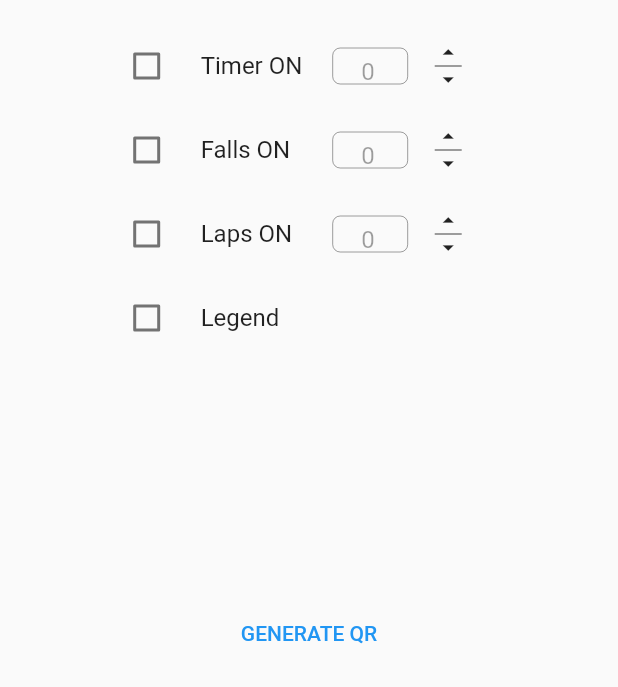
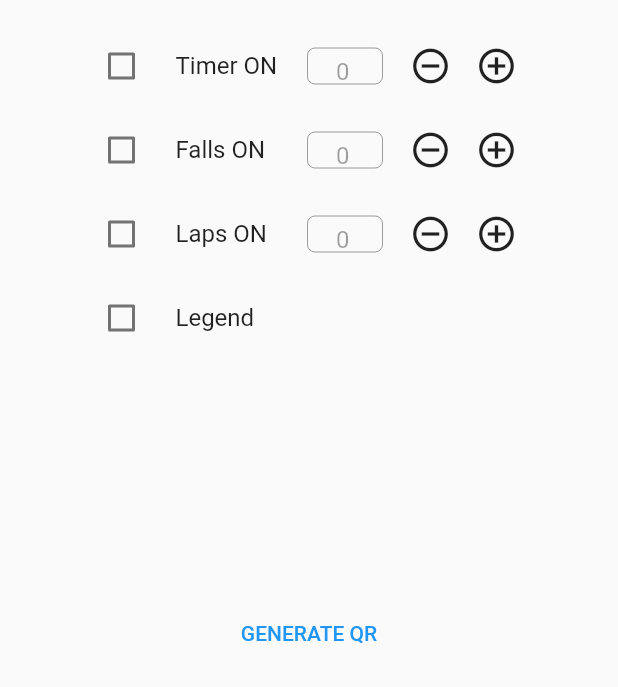
Before and after one commit to DevotionSim/DevotionSimApp, a Flutter app: the screen it shows after launch, after a tap on "Generate QR Code", on a phone screen of 412 x 824 dp, the part 549-1236 px from its top. Run offline on Flutter 3.47's test engine with Material 2 defaults, Android fonts, the phone set to English and light mode, and no system bars; drawn by our look-alikes of qr_flutter; missing offline and left inert: dart:html; network calls fail.

Commit message:
Version 1.5.3
Changelog:
- Desktop and Android version now use same visual design.
- Now Generate button does not create QR if none checkbox is checked.
- Now Debug bar is disabled.

```diff
--- a/flutter_app_devotion_sim/lib/generate_for_android.dart
+++ b/flutter_app_devotion_sim/lib/generate_for_android.dart
@@ -112,15 +112,15 @@ class _GenerateState extends State<Generate> {
                 ),
                 Positioned(
                     top: 326,
-                    left: width * 0.15,
-                    width: 260,
-                    height: height - 340,
+                    left: (width - 290) / 2 - 16,
+                    width: 310,
                     child: Column(
                       children: [
-                        Row(
+                        IntrinsicHeight(
+                          child: Row(
                             children: [
                               // CheckBox Timer
-                            SizedBox(
+                              Container(
                                   width: 160,
                                   child: CheckboxListTile(
                                     title: Text("Timer ON"),
@@ -164,36 +164,30 @@ class _GenerateState extends State<Generate> {
                               ),
                               // UpDownButtons Timer
                               Container(
-                              height: 38,
-                              child: Column(
+                                height: 30,
+                                child: Row(
                                   crossAxisAlignment: CrossAxisAlignment.center,
                                   mainAxisAlignment: MainAxisAlignment.center,
                                   children: <Widget>[
-                                  Container(
-                                    decoration: BoxDecoration(
-                                      border: Border(
-                                        bottom: BorderSide(
-                                          width: 0.5,
+                                    InkWell(
+                                      child: Icon(
+                                        Icons.do_disturb_on_outlined,
+                                        size: 28.0,
                                       ),
+                                      onTap: () {
+                                        decrementValue(textEditTimer, 0, !checkBoxArray[3], 5, 5);
+                                      },
                                     ),
+                                    SizedBox(
+                                      width: 16,
                                     ),
-                                    child: InkWell(
+                                    InkWell(
                                       child: Icon(
-                                        Icons.arrow_drop_up,
-                                        size: 18.0,
+                                        Icons.add_circle_outline,
+                                        size: 28.0,
                                       ),
                                       onTap: () {
                                         incrementValue(textEditTimer, 0, !checkBoxArray[3], 5, 5, 60);
-                                      },
-                                    ),
-                                  ),
-                                  InkWell(
-                                    child: Icon(
-                                      Icons.arrow_drop_down,
-                                      size: 18.0,
-                                    ),
-                                    onTap: () {
-                                      decrementValue(textEditTimer, 0, !checkBoxArray[3], 5, 5);
                                       },
                                     ),
                                   ],
@@ -201,7 +195,9 @@ class _GenerateState extends State<Generate> {
                               ),
                             ],
                           ),
-                        Row(
+                        ),
+                        IntrinsicHeight(
+                          child: Row(
                             children: [
                               // CheckBox Falls
                               SizedBox(
@@ -248,36 +244,30 @@ class _GenerateState extends State<Generate> {
                               ),
                               // UpDownButtons Falls
                               Container(
-                              height: 38.0,
-                              child: Column(
+                                height: 30,
+                                child: Row(
                                   crossAxisAlignment: CrossAxisAlignment.center,
                                   mainAxisAlignment: MainAxisAlignment.center,
                                   children: <Widget>[
-                                  Container(
-                                    decoration: BoxDecoration(
-                                      border: Border(
-                                        bottom: BorderSide(
-                                          width: 0.5,
+                                    InkWell(
+                                      child: Icon(
+                                        Icons.do_disturb_on_outlined,
+                                        size: 28.0,
                                       ),
+                                      onTap: () {
+                                        decrementValue(textEditFalls, 1, !checkBoxArray[3], 1, 3);
+                                      },
                                     ),
+                                    SizedBox(
+                                      width: 16,
                                     ),
-                                    child: InkWell(
+                                    InkWell(
                                       child: Icon(
-                                        Icons.arrow_drop_up,
-                                        size: 18.0,
+                                        Icons.add_circle_outline,
+                                        size: 28.0,
                                       ),
                                       onTap: () {
                                         incrementValue(textEditFalls, 1, !checkBoxArray[3], 1, 3, 15);
-                                      },
-                                    ),
-                                  ),
-                                  InkWell(
-                                    child: Icon(
-                                      Icons.arrow_drop_down,
-                                      size: 18.0,
-                                    ),
-                                    onTap: () {
-                                      decrementValue(textEditFalls, 1, !checkBoxArray[3], 1, 3);
                                       },
                                     ),
                                   ],
@@ -285,7 +275,9 @@ class _GenerateState extends State<Generate> {
                               ),
                             ],
                           ),
-                        Row(
+                        ),
+                        IntrinsicHeight(
+                          child: Row(
                             children: [
                               // CheckBox Laps
                               SizedBox(
@@ -332,42 +324,37 @@ class _GenerateState extends State<Generate> {
                               ),
                               // UpDownButtons Laps
                               Container(
-                              height: 38.0,
-                              child: Column(
+                                height: 30,
+                                child: Row(
                                   crossAxisAlignment: CrossAxisAlignment.center,
                                   mainAxisAlignment: MainAxisAlignment.center,
                                   children: <Widget>[
-                                  Container(
-                                    decoration: BoxDecoration(
-                                      border: Border(
-                                        bottom: BorderSide(
-                                          width: 0.5,
+                                    InkWell(
+                                      child: Icon(
+                                        Icons.do_disturb_on_outlined,
+                                        size: 28.0,
                                       ),
+                                      onTap: () {
+                                        decrementValue(textEditLaps, 2,!checkBoxArray[3], 1, 3);
+                                      },
                                     ),
+                                    SizedBox(
+                                      width: 16,
                                     ),
-                                    child: InkWell(
+                                    InkWell(
                                       child: Icon(
-                                        Icons.arrow_drop_up,
-                                        size: 18.0,
+                                        Icons.add_circle_outline,
+                                        size: 28.0,
                                       ),
                                       onTap: () {
                                         incrementValue(textEditLaps, 2, !checkBoxArray[3], 1, 3, 30);
-                                      },
-                                    ),
-                                  ),
-                                  InkWell(
-                                    child: Icon(
-                                      Icons.arrow_drop_down,
-                                      size: 18.0,
-                                    ),
-                                    onTap: () {
-                                      decrementValue(textEditLaps, 2,!checkBoxArray[3], 1, 3);
                                       },
                                     ),
                                   ],
                                 ),
                               ),
                             ],
+                          ),
                         ),
                         Row(
                           children: [
@@ -437,6 +424,21 @@ class _GenerateState extends State<Generate> {
 
   // Método generador de QR's
   void _generateQR() {
+    bool checks = false;
+
+    // Comprueba que los checkBox estén activados
+    for(int i = 0; i < 3; i++) {
+      if(checkBoxArray[i] == true) {
+        checks = true;
+        break;
+      }
+    }
+
+    // No genera QR si los checkBox están desactivados
+    if(!checks) {
+      return;
+    }
+
     // Define la fecha actual y los valores necesarios
     var dateNow = DateTime.now();
     qrDate = dateNow.toIso8601String();
@@ -551,7 +553,6 @@ class _GenerateState extends State<Generate> {
     });
   }
 
-  @override
   void setLegend(bool newValue) {
     setState(() {
       checkBoxArray[3] = newValue;
--- a/flutter_app_devotion_sim/lib/main.dart
+++ b/flutter_app_devotion_sim/lib/main.dart
@@ -3,6 +3,7 @@ import 'package:flutter_app_devotion_sim/homepage.dart';
 
 void main() {
   runApp(MaterialApp(
+    debugShowCheckedModeBanner: false,
     home: MyApp(),
   ));
 }
```
Also changed, not shown: flutter_app_devotion_sim/lib/generate_for_web.dart (+76 -75 lines). Lines whose indentation alone changed are shown as unchanged.
